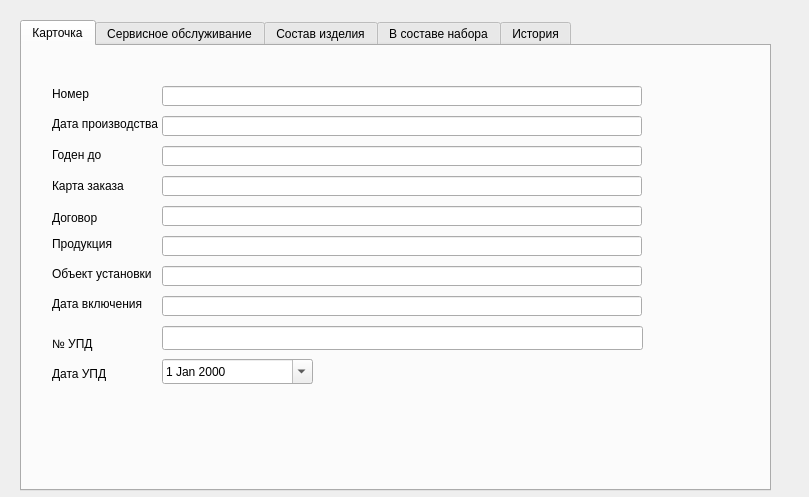
The window that Remont/cardprodwindow.ui (AlexeyScherbakov2021/Remont2) describes before a commit, drawn with Qt 5.
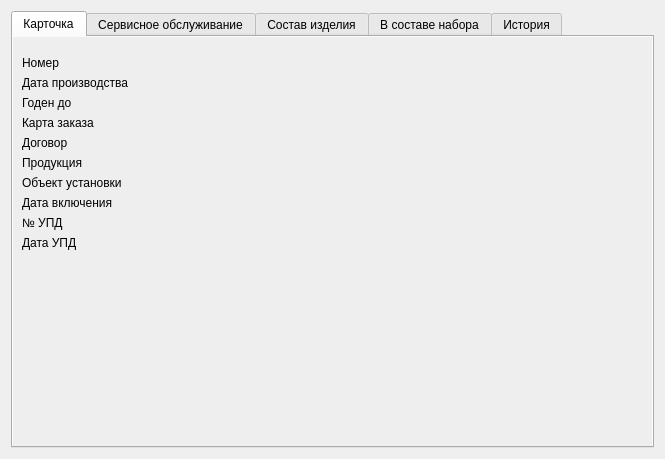
The same window after the commit.

Patch:
```diff
--- a/Remont/cardprodwindow.ui
+++ b/Remont/cardprodwindow.ui
@@ -6,21 +6,20 @@
    <rect>
     <x>0</x>
     <y>0</y>
-    <width>809</width>
-    <height>497</height>
+    <width>665</width>
+    <height>459</height>
    </rect>
   </property>
   <property name="windowTitle">
    <string>Карточка изделия</string>
   </property>
+  <layout class="QGridLayout" name="gridLayout_2">
+   <item row="0" column="0">
   <widget class="QTabWidget" name="tabWidget">
-   <property name="geometry">
-    <rect>
-     <x>20</x>
-     <y>20</y>
-     <width>751</width>
-     <height>471</height>
-    </rect>
+     <property name="styleSheet">
+      <string notr="true">QWidget#tab, QWidget#tab_2 {
+background-color: #eeeeee
+}</string>
    </property>
    <property name="currentIndex">
     <number>0</number>
@@ -29,282 +28,285 @@
     <attribute name="title">
      <string>Карточка</string>
     </attribute>
-    <widget class="QLineEdit" name="leDateOn">
-     <property name="geometry">
-      <rect>
-       <x>140</x>
-       <y>250</y>
-       <width>480</width>
-       <height>20</height>
-      </rect>
-     </property>
-    </widget>
-    <widget class="QLabel" name="label_8">
-     <property name="geometry">
-      <rect>
-       <x>30</x>
-       <y>250</y>
-       <width>111</width>
-       <height>16</height>
-      </rect>
-     </property>
-     <property name="text">
-      <string>Дата включения</string>
-     </property>
-    </widget>
-    <widget class="QLabel" name="label">
-     <property name="geometry">
-      <rect>
-       <x>30</x>
-       <y>40</y>
-       <width>49</width>
-       <height>16</height>
-      </rect>
+      <layout class="QVBoxLayout" name="verticalLayout_2">
+       <item>
+        <layout class="QGridLayout" name="gridLayout" columnstretch="0,1" columnminimumwidth="0,0">
+         <property name="sizeConstraint">
+          <enum>QLayout::SizeConstraint::SetMinimumSize</enum>
+         </property>
+         <property name="topMargin">
+          <number>10</number>
+         </property>
+         <property name="horizontalSpacing">
+          <number>8</number>
+         </property>
+         <item row="5" column="1">
+          <widget class="QLabel" name="lbCardOrder">
+           <property name="font">
+            <font>
+             <bold>true</bold>
+            </font>
      </property>
      <property name="text">
-      <string>Номер</string>
-     </property>
-    </widget>
-    <widget class="QLineEdit" name="leContract">
-     <property name="geometry">
-      <rect>
-       <x>140</x>
-       <y>160</y>
-       <width>480</width>
-       <height>20</height>
-      </rect>
-     </property>
-    </widget>
-    <widget class="QLineEdit" name="leObjectInstall">
-     <property name="geometry">
-      <rect>
-       <x>140</x>
-       <y>220</y>
-       <width>480</width>
-       <height>20</height>
-      </rect>
-     </property>
-    </widget>
-    <widget class="QLineEdit" name="leProduction">
-     <property name="geometry">
-      <rect>
-       <x>140</x>
-       <y>190</y>
-       <width>480</width>
-       <height>20</height>
-      </rect>
-     </property>
-    </widget>
-    <widget class="QLineEdit" name="leGarant">
-     <property name="geometry">
-      <rect>
-       <x>140</x>
-       <y>100</y>
-       <width>480</width>
-       <height>20</height>
-      </rect>
-     </property>
-    </widget>
-    <widget class="QLabel" name="label_2">
-     <property name="geometry">
-      <rect>
-       <x>30</x>
-       <y>70</y>
-       <width>131</width>
-       <height>16</height>
-      </rect>
-     </property>
-     <property name="text">
-      <string>Дата производства</string>
-     </property>
-    </widget>
-    <widget class="QLineEdit" name="leDateCreate">
-     <property name="geometry">
-      <rect>
-       <x>140</x>
-       <y>70</y>
-       <width>480</width>
-       <height>20</height>
-      </rect>
-     </property>
-    </widget>
-    <widget class="QLabel" name="label_4">
-     <property name="geometry">
-      <rect>
-       <x>30</x>
-       <y>132</y>
-       <width>91</width>
-       <height>16</height>
-      </rect>
-     </property>
-     <property name="text">
-      <string>Карта заказа</string>
-     </property>
-    </widget>
-    <widget class="QLabel" name="label3">
-     <property name="geometry">
-      <rect>
-       <x>30</x>
-       <y>190</y>
-       <width>91</width>
-       <height>16</height>
-      </rect>
-     </property>
-     <property name="text">
-      <string>Продукция</string>
-     </property>
-    </widget>
-    <widget class="QLabel" name="label_5">
-     <property name="geometry">
-      <rect>
-       <x>30</x>
-       <y>164</y>
-       <width>49</width>
-       <height>16</height>
-      </rect>
-     </property>
-     <property name="text">
-      <string>Договор</string>
-     </property>
-    </widget>
-    <widget class="QLineEdit" name="leNumber">
-     <property name="geometry">
-      <rect>
-       <x>140</x>
-       <y>40</y>
-       <width>480</width>
-       <height>20</height>
-      </rect>
-     </property>
-    </widget>
-    <widget class="QLineEdit" name="leCardOrder">
-     <property name="geometry">
-      <rect>
-       <x>140</x>
-       <y>130</y>
-       <width>480</width>
-       <height>20</height>
-      </rect>
-     </property>
-    </widget>
-    <widget class="QLabel" name="label_7">
-     <property name="geometry">
-      <rect>
-       <x>30</x>
-       <y>220</y>
-       <width>111</width>
-       <height>16</height>
-      </rect>
-     </property>
-     <property name="text">
-      <string>Объект установки</string>
-     </property>
-    </widget>
+            <string/>
+           </property>
+           <property name="textInteractionFlags">
+            <set>Qt::TextInteractionFlag::LinksAccessibleByMouse|Qt::TextInteractionFlag::TextSelectableByKeyboard|Qt::TextInteractionFlag::TextSelectableByMouse</set>
+           </property>
+          </widget>
+         </item>
+         <item row="2" column="0">
     <widget class="QLabel" name="label_3">
-     <property name="geometry">
-      <rect>
-       <x>30</x>
-       <y>101</y>
-       <width>61</width>
-       <height>16</height>
-      </rect>
-     </property>
      <property name="text">
       <string>Годен до</string>
      </property>
     </widget>
+         </item>
+         <item row="9" column="0">
+          <widget class="QLabel" name="label_7">
+           <property name="text">
+            <string>Объект установки</string>
+           </property>
+          </widget>
+         </item>
+         <item row="6" column="1">
+          <widget class="QLabel" name="lbContract">
+           <property name="font">
+            <font>
+             <bold>true</bold>
+            </font>
+           </property>
+           <property name="text">
+            <string/>
+           </property>
+           <property name="textInteractionFlags">
+            <set>Qt::TextInteractionFlag::LinksAccessibleByMouse|Qt::TextInteractionFlag::TextSelectableByKeyboard|Qt::TextInteractionFlag::TextSelectableByMouse</set>
+           </property>
+          </widget>
+         </item>
+         <item row="6" column="0">
+          <widget class="QLabel" name="label_5">
+           <property name="text">
+            <string>Договор</string>
+           </property>
+          </widget>
+         </item>
+         <item row="5" column="0">
+          <widget class="QLabel" name="label_4">
+           <property name="text">
+            <string>Карта заказа</string>
+           </property>
+          </widget>
+         </item>
+         <item row="0" column="1">
+          <widget class="QLabel" name="lbNumber">
+           <property name="font">
+            <font>
+             <bold>true</bold>
+            </font>
+           </property>
+           <property name="frameShape">
+            <enum>QFrame::Shape::NoFrame</enum>
+           </property>
+           <property name="frameShadow">
+            <enum>QFrame::Shadow::Plain</enum>
+           </property>
+           <property name="text">
+            <string/>
+           </property>
+           <property name="textInteractionFlags">
+            <set>Qt::TextInteractionFlag::LinksAccessibleByMouse|Qt::TextInteractionFlag::TextSelectableByKeyboard|Qt::TextInteractionFlag::TextSelectableByMouse</set>
+           </property>
+          </widget>
+         </item>
+         <item row="9" column="1">
+          <widget class="QLabel" name="lbObjectInstall">
+           <property name="font">
+            <font>
+             <bold>true</bold>
+            </font>
+           </property>
+           <property name="text">
+            <string/>
+           </property>
+           <property name="wordWrap">
+            <bool>true</bool>
+           </property>
+           <property name="textInteractionFlags">
+            <set>Qt::TextInteractionFlag::LinksAccessibleByMouse|Qt::TextInteractionFlag::TextSelectableByKeyboard|Qt::TextInteractionFlag::TextSelectableByMouse</set>
+           </property>
+          </widget>
+         </item>
+         <item row="8" column="1">
+          <widget class="QLabel" name="lbProduction">
+           <property name="font">
+            <font>
+             <bold>true</bold>
+            </font>
+           </property>
+           <property name="text">
+            <string/>
+           </property>
+           <property name="textInteractionFlags">
+            <set>Qt::TextInteractionFlag::LinksAccessibleByMouse|Qt::TextInteractionFlag::TextSelectableByKeyboard|Qt::TextInteractionFlag::TextSelectableByMouse</set>
+           </property>
+          </widget>
+         </item>
+         <item row="1" column="1">
+          <widget class="QLabel" name="lbDateCreate">
+           <property name="font">
+            <font>
+             <bold>true</bold>
+            </font>
+           </property>
+           <property name="text">
+            <string/>
+           </property>
+           <property name="textInteractionFlags">
+            <set>Qt::TextInteractionFlag::LinksAccessibleByMouse|Qt::TextInteractionFlag::TextSelectableByKeyboard|Qt::TextInteractionFlag::TextSelectableByMouse</set>
+           </property>
+          </widget>
+         </item>
+         <item row="12" column="1" alignment="Qt::AlignmentFlag::AlignLeft">
+          <widget class="QLabel" name="lbDateUPD">
+           <property name="font">
+            <font>
+             <bold>true</bold>
+            </font>
+           </property>
+           <property name="text">
+            <string/>
+           </property>
+          </widget>
+         </item>
+         <item row="1" column="0">
+          <widget class="QLabel" name="label_2">
+           <property name="text">
+            <string>Дата производства</string>
+           </property>
+          </widget>
+         </item>
+         <item row="11" column="0">
     <widget class="QLabel" name="label_6">
-     <property name="geometry">
-      <rect>
-       <x>30</x>
-       <y>290</y>
-       <width>49</width>
-       <height>16</height>
-      </rect>
-     </property>
      <property name="text">
       <string>№ УПД</string>
      </property>
     </widget>
+         </item>
+         <item row="11" column="1">
+          <widget class="QLabel" name="lbNumberUPD">
+           <property name="font">
+            <font>
+             <bold>true</bold>
+            </font>
+           </property>
+           <property name="text">
+            <string/>
+           </property>
+           <property name="textInteractionFlags">
+            <set>Qt::TextInteractionFlag::LinksAccessibleByMouse|Qt::TextInteractionFlag::TextSelectableByKeyboard|Qt::TextInteractionFlag::TextSelectableByMouse</set>
+           </property>
+          </widget>
+         </item>
+         <item row="10" column="1">
+          <widget class="QLabel" name="lbDateOn">
+           <property name="font">
+            <font>
+             <bold>true</bold>
+            </font>
+           </property>
+           <property name="frameShape">
+            <enum>QFrame::Shape::NoFrame</enum>
+           </property>
+           <property name="text">
+            <string/>
+           </property>
+           <property name="textInteractionFlags">
+            <set>Qt::TextInteractionFlag::LinksAccessibleByMouse|Qt::TextInteractionFlag::TextSelectableByKeyboard|Qt::TextInteractionFlag::TextSelectableByMouse</set>
+           </property>
+          </widget>
+         </item>
+         <item row="0" column="0">
+          <widget class="QLabel" name="label">
+           <property name="text">
+            <string>Номер</string>
+           </property>
+          </widget>
+         </item>
+         <item row="13" column="1">
+          <spacer name="verticalSpacer_2">
+           <property name="orientation">
+            <enum>Qt::Orientation::Vertical</enum>
+           </property>
+           <property name="sizeHint" stdset="0">
+            <size>
+             <width>20</width>
+             <height>40</height>
+            </size>
+           </property>
+          </spacer>
+         </item>
+         <item row="10" column="0">
+          <widget class="QLabel" name="label_8">
+           <property name="text">
+            <string>Дата включения</string>
+           </property>
+          </widget>
+         </item>
+         <item row="2" column="1">
+          <widget class="QLabel" name="lbGarant">
+           <property name="font">
+            <font>
+             <bold>true</bold>
+            </font>
+           </property>
+           <property name="text">
+            <string/>
+           </property>
+           <property name="textInteractionFlags">
+            <set>Qt::TextInteractionFlag::LinksAccessibleByMouse|Qt::TextInteractionFlag::TextSelectableByKeyboard|Qt::TextInteractionFlag::TextSelectableByMouse</set>
+           </property>
+          </widget>
+         </item>
+         <item row="8" column="0">
+          <widget class="QLabel" name="label3">
+           <property name="text">
+            <string>Продукция</string>
+           </property>
+          </widget>
+         </item>
+         <item row="12" column="0">
     <widget class="QLabel" name="label_9">
-     <property name="geometry">
-      <rect>
-       <x>30</x>
-       <y>320</y>
-       <width>61</width>
-       <height>16</height>
-      </rect>
-     </property>
-     <property name="layoutDirection">
-      <enum>Qt::LayoutDirection::LeftToRight</enum>
-     </property>
      <property name="text">
       <string>Дата УПД</string>
      </property>
     </widget>
-    <widget class="QLineEdit" name="leNumberUPD">
-     <property name="geometry">
-      <rect>
-       <x>140</x>
-       <y>280</y>
-       <width>481</width>
-       <height>24</height>
-      </rect>
-     </property>
-    </widget>
-    <widget class="QDateEdit" name="dDateUPD">
-     <property name="geometry">
-      <rect>
-       <x>140</x>
-       <y>313</y>
-       <width>151</width>
-       <height>25</height>
-      </rect>
-     </property>
-     <property name="calendarPopup">
-      <bool>true</bool>
-     </property>
-    </widget>
+         </item>
+        </layout>
+       </item>
+      </layout>
    </widget>
    <widget class="QWidget" name="tab_2">
     <attribute name="title">
      <string>Сервисное обслуживание</string>
     </attribute>
-    <widget class="QPushButton" name="pbAddRemont">
-     <property name="geometry">
-      <rect>
-       <x>10</x>
-       <y>20</y>
-       <width>121</width>
-       <height>24</height>
-      </rect>
-     </property>
-     <property name="text">
-      <string>Вывести в ремонт</string>
-     </property>
-    </widget>
+      <layout class="QVBoxLayout" name="verticalLayout_3">
+       <item>
     <widget class="QPushButton" name="pbEditStatus">
-     <property name="geometry">
-      <rect>
-       <x>150</x>
-       <y>20</y>
-       <width>121</width>
-       <height>24</height>
-      </rect>
-     </property>
      <property name="text">
       <string>Изменить Статус</string>
      </property>
     </widget>
+       </item>
+       <item>
+        <widget class="QPushButton" name="pbAddRemont">
+         <property name="text">
+          <string>Вывести в ремонт</string>
+         </property>
+        </widget>
+       </item>
+       <item>
     <widget class="QTreeWidget" name="trwRemont">
-     <property name="geometry">
-      <rect>
-       <x>10</x>
-       <y>60</y>
-       <width>721</width>
-       <height>351</height>
-      </rect>
-     </property>
      <property name="animated">
       <bool>true</bool>
      </property>
@@ -355,55 +357,42 @@
       </property>
      </column>
     </widget>
+       </item>
+      </layout>
    </widget>
    <widget class="QWidget" name="tab_4">
     <attribute name="title">
      <string>Состав изделия</string>
     </attribute>
-    <widget class="QListWidget" name="lwInclude">
-     <property name="geometry">
-      <rect>
-       <x>20</x>
-       <y>10</y>
-       <width>481</width>
-       <height>421</height>
-      </rect>
-     </property>
-    </widget>
+      <layout class="QVBoxLayout" name="verticalLayout_4">
+       <item>
+        <widget class="QListWidget" name="lwInclude"/>
+       </item>
+      </layout>
    </widget>
    <widget class="QWidget" name="tab_3">
     <attribute name="title">
      <string>В составе набора</string>
     </attribute>
+      <layout class="QVBoxLayout" name="verticalLayout_5">
+       <item>
     <widget class="QTreeWidget" name="treeWidget">
-     <property name="geometry">
-      <rect>
-       <x>20</x>
-       <y>10</y>
-       <width>561</width>
-       <height>421</height>
-      </rect>
-     </property>
      <column>
       <property name="text">
        <string>Набор оборудования</string>
       </property>
      </column>
     </widget>
+       </item>
+      </layout>
    </widget>
    <widget class="QWidget" name="tab_5">
     <attribute name="title">
      <string>История</string>
     </attribute>
+      <layout class="QVBoxLayout" name="verticalLayout_6">
+       <item>
     <widget class="QTableWidget" name="twHistory">
-     <property name="geometry">
-      <rect>
-       <x>10</x>
-       <y>10</y>
-       <width>731</width>
-       <height>421</height>
-      </rect>
-     </property>
      <property name="alternatingRowColors">
       <bool>true</bool>
      </property>
@@ -429,8 +418,12 @@
       </property>
      </column>
     </widget>
-   </widget>
-  </widget>
+       </item>
+      </layout>
+     </widget>
+    </widget>
+   </item>
+  </layout>
  </widget>
  <resources/>
  <connections/>
```
Lines whose indentation alone changed are shown as unchanged.
